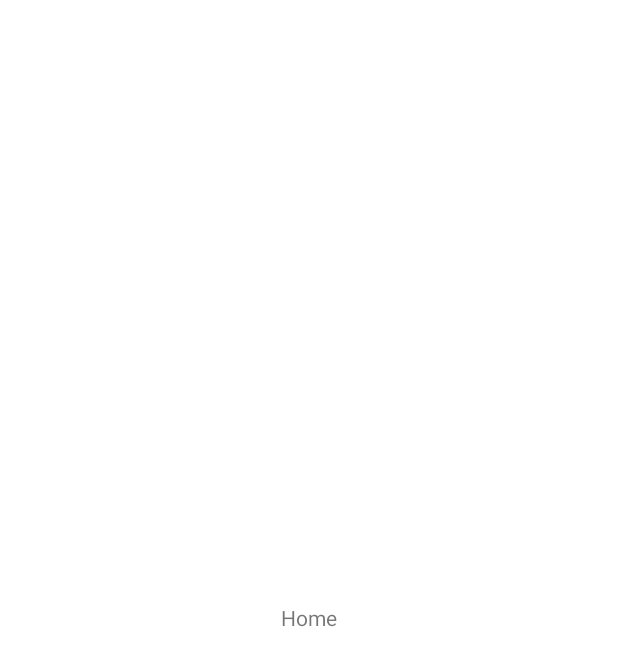
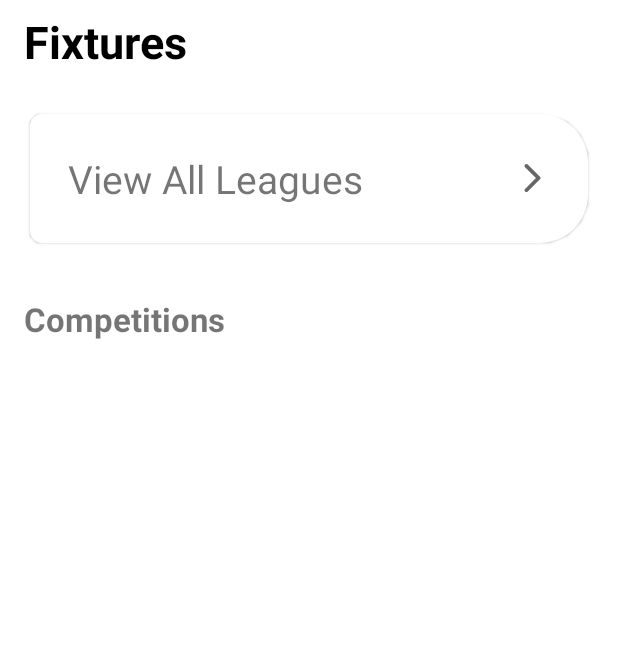
Before and after one commit to Victor-El/FixturesApp, an Android app: the screen it shows after launch (MainActivity), on a phone screen of 412 x 824 dp. Before the commit the part shown is almost empty. Shown: the top 666 px of the screen. Run offline under Robolectric (Android 15) with nearby library versions, the phone set to English and light mode, and no system bars; our stand-ins replace Dagger/Hilt's generated code, Room's generated code, Shimmer.

Commit message:
competition fragment and fixtures item

```diff
--- a/app/build.gradle
+++ b/app/build.gradle
@@ -57,6 +57,11 @@ dependencies {
     def retrofit_version = '2.9.0'
     def lifecycle_version = "2.4.0"
 
+    implementation 'com.caverock:androidsvg-aar:1.4'
+
+    implementation("io.coil-kt:coil:1.2.0")
+    implementation("io.coil-kt:coil-svg:1.2.0")
+
     implementation 'com.facebook.shimmer:shimmer:0.5.0'
 
     implementation "androidx.lifecycle:lifecycle-livedata-ktx:$lifecycle_version"
--- a/app/src/main/java/com/example/fixtures/presentation/view/FixturesHomeFragment.kt
+++ b/app/src/main/java/com/example/fixtures/presentation/view/FixturesHomeFragment.kt
@@ -4,10 +4,12 @@ import android.os.Bundle
 import android.util.Log
 import android.view.View
 import android.widget.Toast
+import androidx.core.view.isVisible
 import androidx.fragment.app.Fragment
 import androidx.fragment.app.activityViewModels
 import com.example.fixtures.R
 import com.example.fixtures.databinding.FragmentFixturesHomeBinding
+import com.example.fixtures.presentation.adapters.CompetitionAdapter
 import com.example.fixtures.presentation.viewmodels.FixturesViewModel
 import dagger.hilt.android.AndroidEntryPoint
 
@@ -18,13 +20,30 @@ class FixturesHomeFragment: Fragment(R.layout.fragment_fixtures_home) {
 
     private var viewBinding: FragmentFixturesHomeBinding? = null
 
+    private lateinit var adapter: CompetitionAdapter
+
     override fun onViewCreated(view: View, savedInstanceState: Bundle?) {
         super.onViewCreated(view, savedInstanceState)
         viewBinding = FragmentFixturesHomeBinding.bind(view)
 
-        viewModel.getFixtures().observe(viewLifecycleOwner) {
-            Toast.makeText(requireContext(), "$it", Toast.LENGTH_SHORT).show()
-            Log.d("DATA_LOG", it.toString())
+        adapter = CompetitionAdapter()
+        viewBinding?.leaguesRecyclerView?.adapter = adapter
+
+        viewModel.getFixtures().observe(viewLifecycleOwner) { viewData ->
+            viewBinding?.let {
+                if (viewData.data == null) {
+                    if (viewData.errMsg != null) {
+                        it.shimmer.isVisible = false
+                        it.leaguesRecyclerView.isVisible = false
+                    }
+                    it.shimmer.isVisible = true
+                    it.leaguesRecyclerView.isVisible = false
+                } else {
+                    adapter.submitList(viewData.data!!.map { it.competition }.distinct())
+                    it.shimmer.isVisible = false
+                    it.leaguesRecyclerView.isVisible = true
+                }
+            }
         }
     }
 
--- /dev/null
+++ b/app/src/main/res/drawable/ic_round_arrow_forward.xml
@@ -0,0 +1,10 @@
+<vector xmlns:android="http://schemas.android.com/apk/res/android"
+    android:width="24dp"
+    android:height="24dp"
+    android:viewportWidth="24"
+    android:viewportHeight="24"
+    android:tint="?attr/colorControlNormal">
+  <path
+      android:fillColor="@android:color/white"
+      android:pathData="M7.38,21.01c0.49,0.49 1.28,0.49 1.77,0l8.31,-8.31c0.39,-0.39 0.39,-1.02 0,-1.41L9.15,2.98c-0.49,-0.49 -1.28,-0.49 -1.77,0s-0.49,1.28 0,1.77L14.62,12l-7.25,7.25c-0.48,0.48 -0.48,1.28 0.01,1.76z"/>
+</vector>
--- /dev/null
+++ b/app/src/main/res/layout/fragment_all_fixtures.xml
@@ -0,0 +1,6 @@
+<?xml version="1.0" encoding="utf-8"?>
+<androidx.constraintlayout.widget.ConstraintLayout xmlns:android="http://schemas.android.com/apk/res/android"
+    android:layout_width="match_parent"
+    android:layout_height="match_parent">
+
+</androidx.constraintlayout.widget.ConstraintLayout>
--- a/app/src/main/res/layout/fragment_fixtures_home.xml
+++ b/app/src/main/res/layout/fragment_fixtures_home.xml
@@ -1,12 +1,105 @@
 <?xml version="1.0" encoding="utf-8"?>
-<androidx.constraintlayout.widget.ConstraintLayout xmlns:android="http://schemas.android.com/apk/res/android"
+<androidx.coordinatorlayout.widget.CoordinatorLayout xmlns:android="http://schemas.android.com/apk/res/android"
     android:layout_width="match_parent"
-    android:layout_height="match_parent">
+    android:layout_height="match_parent"
+    xmlns:tools="http://schemas.android.com/tools"
+    android:background="@color/white"
+    xmlns:app="http://schemas.android.com/apk/res-auto">
 
-    <TextView
+   <com.google.android.material.appbar.AppBarLayout
+       android:layout_width="match_parent"
+       android:layout_height="wrap_content"
+       android:background="@color/white"
+       app:elevation="0dp">
+
+       <androidx.appcompat.widget.Toolbar
+           android:layout_width="match_parent"
+           android:layout_height="?android:attr/actionBarSize"
+           android:background="@color/white"
+           android:elevation="0dp">
+
+           <TextView
+               android:layout_width="wrap_content"
+               android:layout_height="wrap_content"
+               android:text="Fixtures"
+               android:textSize="30sp"
+               android:textColor="@color/black"
+               android:textStyle="bold"/>
+
+       </androidx.appcompat.widget.Toolbar>
+
+       <LinearLayout
+           android:layout_width="match_parent"
+           android:layout_height="wrap_content"
+           android:orientation="vertical"
+           android:padding="16dp">
+
+           <com.google.android.material.card.MaterialCardView
+               android:layout_width="match_parent"
+               android:layout_height="wrap_content"
+               app:contentPadding="16dp"
+               android:layout_margin="4dp"
+               android:clickable="true"
+               android:focusable="true"
+               android:foreground="?android:attr/selectableItemBackground"
+               app:shapeAppearanceOverlay="@style/manage_agent_shape_overlay">
+
+               <TextView
+                   android:id="@+id/view_all"
+                   android:layout_width="match_parent"
+                   android:layout_height="wrap_content"
+                   android:text="View All Leagues"
+                   android:textSize="26sp"
+                   android:drawableEnd="@drawable/ic_round_arrow_forward" />
+
+           </com.google.android.material.card.MaterialCardView>
+
+
+           <TextView
+               android:layout_width="match_parent"
+               android:layout_height="wrap_content"
+               android:text="Competitions"
+               android:textSize="22sp"
+               android:textStyle="bold"
+               android:layout_marginTop="32dp"/>
+
+       </LinearLayout>
+
+   </com.google.android.material.appbar.AppBarLayout>
+
+    <androidx.recyclerview.widget.RecyclerView
+        android:id="@+id/leagues_recycler_view"
         android:layout_width="match_parent"
-        android:layout_height="match_parent"
-        android:text="Home"
-        android:gravity="center"/>
+        android:layout_height="wrap_content"
+        android:clipToPadding="false"
+        android:padding="16dp"
+        app:layoutManager="androidx.recyclerview.widget.LinearLayoutManager"
+        tools:listitem="@layout/item_league_layout"
+        app:layout_behavior="com.google.android.material.appbar.AppBarLayout$ScrollingViewBehavior"
+        android:visibility="gone"/>
 
-</androidx.constraintlayout.widget.ConstraintLayout>
+    <com.facebook.shimmer.ShimmerFrameLayout
+        android:id="@+id/shimmer"
+        android:layout_width="match_parent"
+        android:layout_height="wrap_content"
+        app:layout_behavior="com.google.android.material.appbar.AppBarLayout$ScrollingViewBehavior">
+
+        <LinearLayout
+            android:layout_width="match_parent"
+            android:layout_height="wrap_content"
+            android:orientation="vertical">
+
+            <include layout="@layout/item_shimmer_league_layout"/>
+            <include layout="@layout/item_shimmer_league_layout"/>
+            <include layout="@layout/item_shimmer_league_layout"/>
+            <include layout="@layout/item_shimmer_league_layout"/>
+            <include layout="@layout/item_shimmer_league_layout"/>
+            <include layout="@layout/item_shimmer_league_layout"/>
+            <include layout="@layout/item_shimmer_league_layout"/>
+            <include layout="@layout/item_shimmer_league_layout"/>
+
+        </LinearLayout>
+
+    </com.facebook.shimmer.ShimmerFrameLayout>
+
+</androidx.coordinatorlayout.widget.CoordinatorLayout>
--- a/app/src/main/res/navigation/nav_graph.xml
+++ b/app/src/main/res/navigation/nav_graph.xml
@@ -7,5 +7,13 @@
     <fragment
         android:id="@+id/fixturesHomeFragment"
         android:name="com.example.fixtures.presentation.view.FixturesHomeFragment"
-        android:label="FixturesHomeFragment" />
+        android:label="FixturesHomeFragment" >
+        <action
+            android:id="@+id/action_fixturesHomeFragment_to_allFixturesFragment"
+            app:destination="@id/allFixturesFragment" />
+    </fragment>
+    <fragment
+        android:id="@+id/allFixturesFragment"
+        android:name="com.example.fixtures.presentation.view.AllFixturesFragment"
+        android:label="AllFixturesFragment" />
 </navigation>
--- a/app/src/main/res/values-night/themes.xml
+++ b/app/src/main/res/values-night/themes.xml
@@ -13,4 +13,17 @@
         <item name="android:statusBarColor" tools:targetApi="l">?attr/colorPrimaryVariant</item>
         <!-- Customize your theme here. -->
     </style>
+
+    <style name="manage_agent_shape_overlay">
+        <item name="cornerFamily">rounded</item>
+        <item name="cornerSizeBottomLeft">8dp</item>
+        <item name="cornerSizeBottomRight">32dp</item>
+        <item name="cornerSizeTopLeft">8dp</item>
+        <item name="cornerSizeTopRight">32dp</item>
+    </style>
+
+    <style name="circle_profile_image">
+        <item name="cornerSize">50%</item>
+        <item name="cornerFamily">rounded</item>
+    </style>
 </resources>
--- a/app/src/main/res/values/themes.xml
+++ b/app/src/main/res/values/themes.xml
@@ -13,4 +13,17 @@
         <item name="android:statusBarColor" tools:targetApi="l">?attr/colorPrimaryVariant</item>
         <!-- Customize your theme here. -->
     </style>
+
+    <style name="manage_agent_shape_overlay">
+        <item name="cornerFamily">rounded</item>
+        <item name="cornerSizeBottomLeft">8dp</item>
+        <item name="cornerSizeBottomRight">32dp</item>
+        <item name="cornerSizeTopLeft">8dp</item>
+        <item name="cornerSizeTopRight">32dp</item>
+    </style>
+
+    <style name="circle_profile_image">
+        <item name="cornerSize">50%</item>
+        <item name="cornerFamily">rounded</item>
+    </style>
 </resources>
```
Also changed, not shown: app/src/main/java/com/example/fixtures/Utils.kt (added, +24 -0 lines), app/src/main/java/com/example/fixtures/presentation/adapters/CompetitionAdapter.kt (added, +50 -0 lines), app/src/main/java/com/example/fixtures/presentation/view/AllFixturesFragment.kt (added, +24 -0 lines), app/src/main/res/layout/item_fixture_layout.xml (added, +110 -0 lines), app/src/main/res/layout/item_league_layout.xml (added, +41 -0 lines), app/src/main/res/layout/item_shimmer_league_layout.xml (added, +40 -0 lines).
